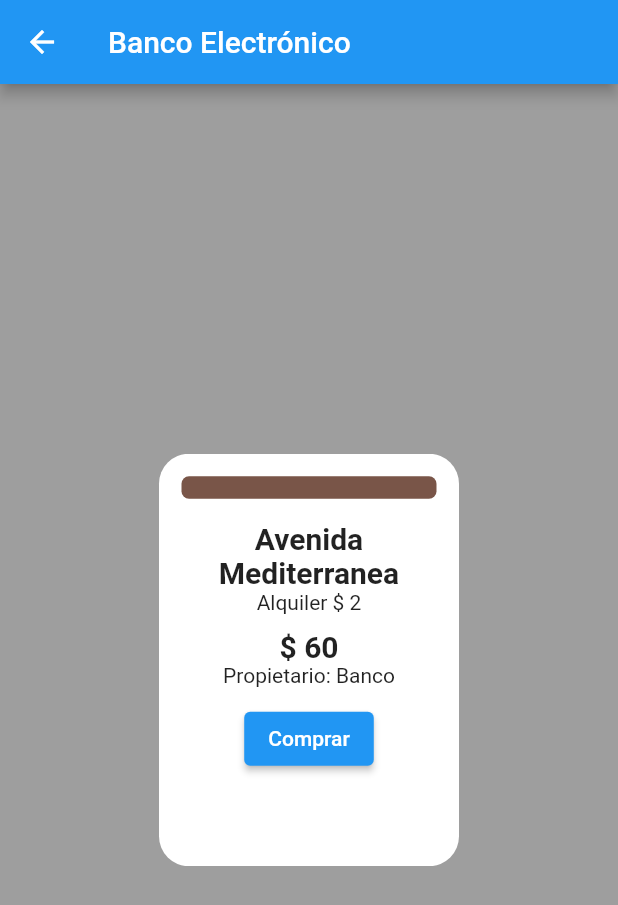
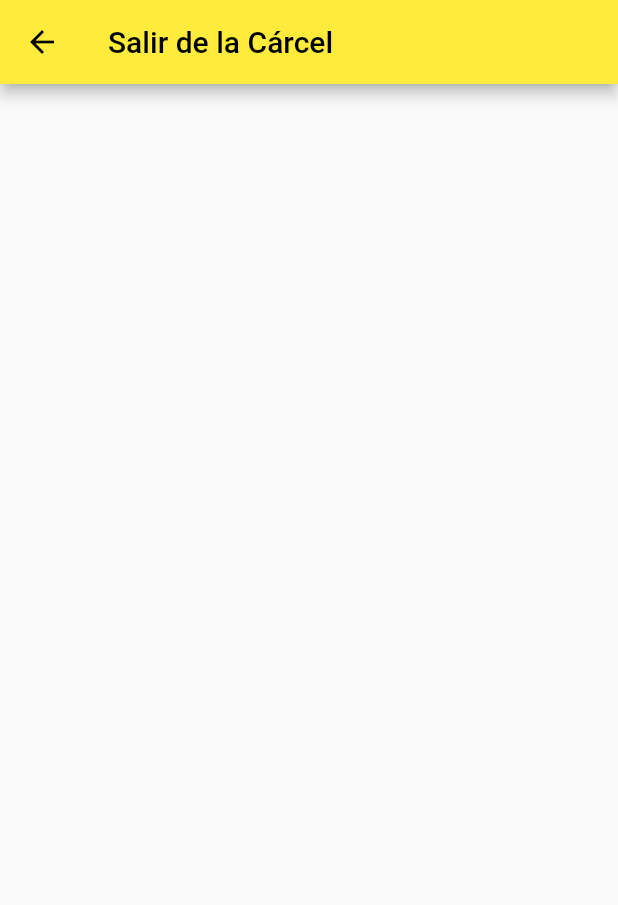
Before and after one commit to Willian-Cueva/electronic_monaply, a Flutter app: the Principal screen opened directly with empty values, after a tap on "Cárcel", on a phone screen of 412 x 824 dp. Shown: the top 905 px of the screen. Run offline on Flutter 3.47's test engine with Material 2 defaults, Android fonts, the phone set to English and light mode, and no system bars; drawn by our look-alikes of carousel_slider.

Commit message:
resolviendo y mostrando mensajes de alerta informativos, subasta lista, pagos de carcel, ubicaion y go, listo, comprar propiedad listo

```diff
--- /dev/null
+++ b/lib/pages/accion.dart
@@ -0,0 +1,43 @@
+import 'package:electronic_monaply/controllers/juego_controlador.dart';
+import 'package:flutter/material.dart';
+
+class Accion extends StatelessWidget {
+  final BuildContext context;
+  final String title;
+  final int valor;
+  final JuegoControlador juegoControlador;
+
+  const Accion(
+      {Key? key,
+      required this.valor,
+      required this.context,
+      required this.title,
+      required this.juegoControlador})
+      : super(key: key);
+
+  @override
+  Widget build(BuildContext context) {
+    return Scaffold(
+      appBar: AppBar(
+        title: Text(title),
+      ),
+      body: Center(
+        child: Padding(
+          padding: const EdgeInsets.all(16),
+          child: ListView.builder(
+              itemCount: juegoControlador.getParticipantes().length,
+              itemBuilder: (context, index) {
+                return ElevatedButton(
+                    onPressed: () {
+                      juegoControlador.pagar(
+                          valor, juegoControlador.getParticipantes()[index]);
+                      Navigator.pop(context);
+                    },
+                    child: Text(
+                        juegoControlador.getParticipantes()[index].nombre));
+              }),
+        ),
+      ),
+    );
+  }
+}
--- a/lib/pages/principal.dart
+++ b/lib/pages/principal.dart
@@ -1,5 +1,7 @@
 import 'package:electronic_monaply/controllers/helpers.dart';
 import 'package:electronic_monaply/controllers/juego_controlador.dart';
+import 'package:electronic_monaply/pages/accion.dart';
+import 'package:electronic_monaply/pages/detalles.dart';
 import 'package:electronic_monaply/pages/subasta.dart';
 import 'package:electronic_monaply/pages/transaccion.dart';
 import 'package:electronic_monaply/widgets/panel_button.dart';
@@ -21,7 +23,21 @@ class _PrincipalState extends State<Principal> {
   @override
   Widget build(BuildContext context) {
     return Scaffold(
-      appBar: APPBAR,
+      appBar: AppBar(
+        title: const Text("Banco Electrónico"),
+        actions: [
+          IconButton(
+              onPressed: () {
+                Navigator.push(
+                  context,
+                  MaterialPageRoute(
+                      builder: (context) =>
+                          Detalles(juegoControlador: juego, context: context)),
+                );
+              },
+              icon: const Icon(Icons.info))
+        ],
+      ),
       body: Column(
         mainAxisAlignment: MainAxisAlignment.spaceAround,
         children: [
@@ -31,7 +47,11 @@ class _PrincipalState extends State<Principal> {
               PanelButton(
                   asset: "jail.png",
                   text: "Cárcel",
-                  ventana: Transaccion(juegoControlador: juego)),
+                  ventana: Accion(
+                      valor: CARCEL,
+                      context: context,
+                      title: "Salir de la Cárcel",
+                      juegoControlador: juego)),
               PanelButton(
                   asset: "subasta.png",
                   text: "Subasta",
@@ -44,11 +64,19 @@ class _PrincipalState extends State<Principal> {
               PanelButton(
                   asset: "go.png",
                   text: "GO",
-                  ventana: Transaccion(juegoControlador: juego)),
+                  ventana: Accion(
+                      valor: PASARGO,
+                      context: context,
+                      title: "Pasó por GO",
+                      juegoControlador: juego)),
               PanelButton(
                   asset: "ubicacion.png",
                   text: "Ubicación",
-                  ventana: Transaccion(juegoControlador: juego))
+                  ventana: Accion(
+                      valor: UBICION,
+                      context: context,
+                      title: "Ubicación",
+                      juegoControlador: juego))
             ],
           ),
           Row(
```
Also changed, not shown: lib/controllers/helpers.dart (+27 -0 lines), lib/controllers/juego_controlador.dart (+65 -14 lines), lib/main.dart (+6 -1 lines), lib/pages/detalles.dart (added, +32 -0 lines), lib/pages/subasta.dart (+14 -10 lines), lib/pages/transaccion.dart (+6 -2 lines), lib/widgets/propiedad_widget.dart (renamed from lib/widgets/PropiedadWidget.dart, +10 -3 lines), lib/widgets/propietario_widget.dart (added, +48 -0 lines).
